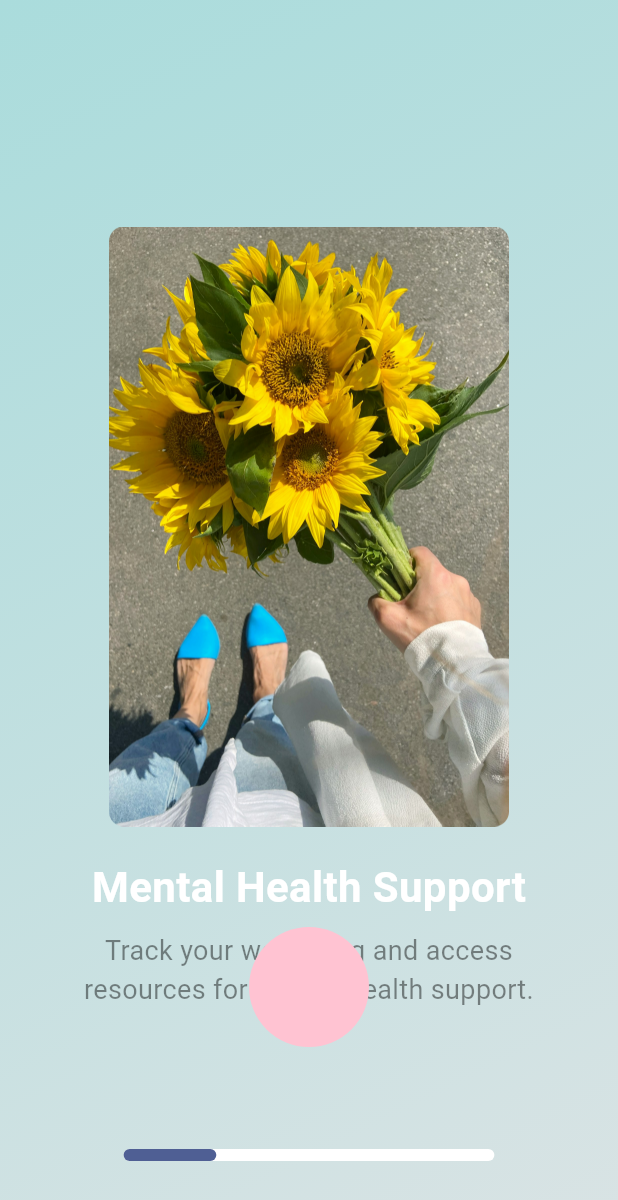
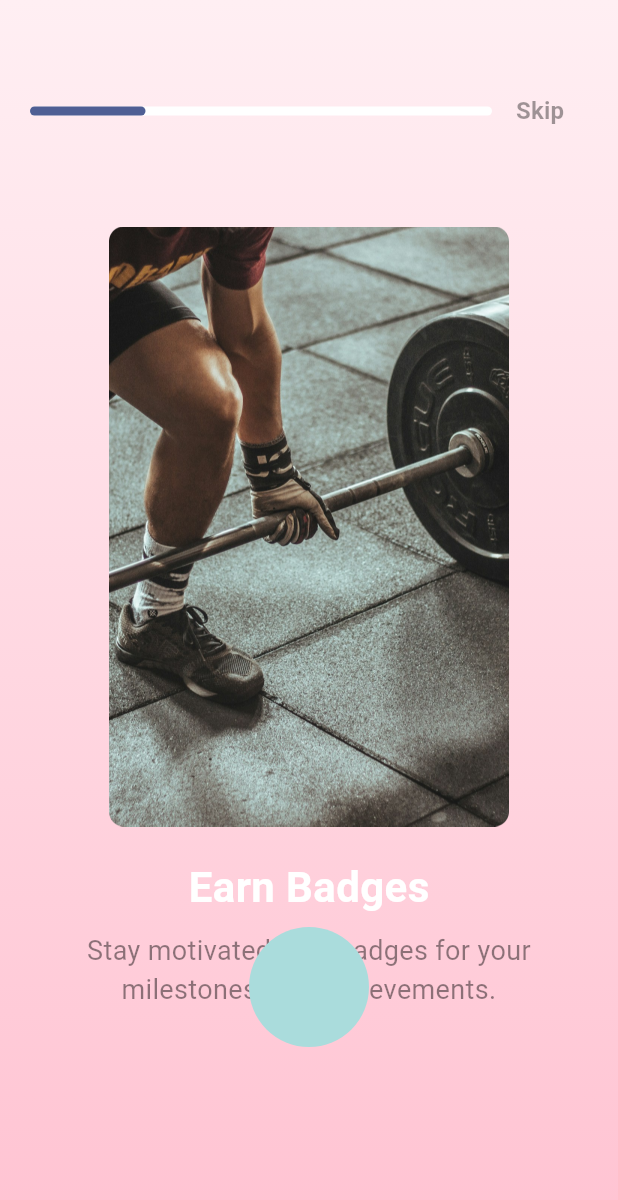
Before and after one commit to shrutiiiiin/workout_flutter, a Flutter app: the OnboardingView screen opened directly, on a phone screen of 412 x 824 dp. Shown: the top 1200 px of the screen. Run offline on Flutter 3.47's test engine with Material 3 defaults, Android fonts, the light colour scheme and no system bars; drawn by our look-alikes of concentric_transition; our stand-ins replace firebase_auth, firebase_core, google_sign_in; accounts and stored records are empty.

Commit message:
fixed onboarding

```diff
--- a/lib/main.dart
+++ b/lib/main.dart
@@ -1,7 +1,8 @@
 import 'package:flutter/material.dart';
 import 'package:workout_flutter_app/screens/loginscreen/loginscreen_view.dart';
 import 'package:workout_flutter_app/screens/onboarding/onboarding_view.dart';
-import 'package:firebase_core/firebase_core.dart'; // Import Firebase Core
+import 'package:firebase_core/firebase_core.dart';
+import 'package:workout_flutter_app/screens/welcomescreen/welcome_view.dart'; // Import Firebase Core
 
 void main() async {
   WidgetsFlutterBinding.ensureInitialized();
@@ -21,7 +22,7 @@ class MyApp extends StatelessWidget {
         colorScheme: ColorScheme.fromSeed(seedColor: Colors.deepPurple),
         useMaterial3: true,
       ),
-      home: LoginscreenView(),
+      home: OnboardingView(),
     );
   }
 }
--- a/lib/screens/onboarding/onboarding_model.dart
+++ b/lib/screens/onboarding/onboarding_model.dart
@@ -25,7 +25,7 @@ class OnboardingCard extends StatelessWidget {
   Widget build(BuildContext context) {
     return Container(
       decoration: BoxDecoration(
-        gradient: data.bgGradient, // Apply the gradient here
+        gradient: data.bgGradient,
       ),
       child: Column(
         mainAxisAlignment: MainAxisAlignment.center,
--- a/lib/screens/onboarding/onboarding_view.dart
+++ b/lib/screens/onboarding/onboarding_view.dart
@@ -13,6 +13,18 @@ class OnboardingView extends StatefulWidget {
 class _OnboardingViewState extends State<OnboardingView> {
   final List<OnboardingData> pages = [
     OnboardingData(
+      image: 'assets/onboarding/motivated.png',
+      title: "Earn Badges",
+      description:
+          "Stay motivated with badges for your milestones and achievements.",
+      bgGradient: const LinearGradient(
+        colors: [Color(0XFFFFC3D2), Color(0XFFFFEFF3)],
+        begin: Alignment.bottomLeft,
+        end: Alignment.topLeft,
+      ),
+      descriptionTextColor: Colors.black45,
+    ),
+    OnboardingData(
       image: 'assets/onboarding/mentalhealth.png',
       title: "Mental Health Support",
       description:
@@ -21,18 +33,6 @@ class _OnboardingViewState extends State<OnboardingView> {
         colors: [Color(0XFFAADCDC), Color(0XFFD9E3E4)],
         begin: Alignment.topLeft,
         end: Alignment.bottomRight,
-      ),
-      descriptionTextColor: Colors.black45,
-    ),
-    OnboardingData(
-      image: 'assets/onboarding/motivated.png',
-      title: "Earn Badges",
-      description:
-          "Stay motivated with badges for your milestones and achievements.",
-      bgGradient: const LinearGradient(
-        colors: [Color(0XFFFFC3D2), Color(0XFFFFEFF3)],
-        begin: Alignment.bottomLeft,
-        end: Alignment.topLeft,
       ),
       descriptionTextColor: Colors.black45,
     ),
@@ -97,6 +97,13 @@ class _OnboardingViewState extends State<OnboardingView> {
     }
   }
 
+  void _skipOnboarding() {
+    Navigator.pushReplacement(
+      context,
+      MaterialPageRoute(builder: (context) => LoginscreenView()),
+    );
+  }
+
   @override
   Widget build(BuildContext context) {
     return Scaffold(
@@ -111,16 +118,18 @@ class _OnboardingViewState extends State<OnboardingView> {
             colors: pages.map((data) => data.bgGradient.colors.first).toList(),
             itemCount: pages.length,
           ),
+
           Positioned(
-            bottom:
-                40, // Move progress bar up from the bottom (adjust value as needed)
-            left: 0,
-            right: 0,
-            child: Column(
+            top: 50, // Positioning it like an app bar
+            left: 20,
+            right: 20,
+            child: Row(
+              mainAxisAlignment: MainAxisAlignment.spaceBetween,
               children: [
-                Container(
-                  height: 8, // Slightly thicker for better visibility
-                  width: MediaQuery.of(context).size.width * 0.6, // 60% width
+                // Progress Bar
+                Expanded(
+                  child: Container(
+                    height: 6,
                     decoration: BoxDecoration(
                       borderRadius: BorderRadius.circular(5),
                       color: Colors.white,
@@ -138,10 +147,31 @@ class _OnboardingViewState extends State<OnboardingView> {
                       ),
                     ),
                   ),
-                const SizedBox(height: 10),
-                if (_currentPage ==
-                    pages.length - 1) // Show 'Finish' only on the last page
-                  ElevatedButton(
+                ),
+
+                // Skip Button
+                TextButton(
+                  onPressed: _skipOnboarding,
+                  child: const Text(
+                    "Skip",
+                    style: TextStyle(
+                      color: Colors.black38,
+                      fontWeight: FontWeight.bold,
+                      fontSize: 16,
+                    ),
+                  ),
+                ),
+              ],
+            ),
+          ),
+
+          // "Let's Get Started" Button on Last Page
+          if (_currentPage == pages.length - 1)
+            Positioned(
+              bottom: 40,
+              left: 20,
+              right: 20,
+              child: ElevatedButton(
                 onPressed: _nextPage,
                 child: const Text(
                   'Let\'s get Started',
@@ -149,16 +179,12 @@ class _OnboardingViewState extends State<OnboardingView> {
                 ),
                 style: ElevatedButton.styleFrom(
                   backgroundColor: const Color(0XFF4F5F94),
-                      padding: const EdgeInsets.symmetric(
-                          horizontal: 30, vertical: 10),
+                  padding:
+                      const EdgeInsets.symmetric(horizontal: 30, vertical: 10),
                   shape: RoundedRectangleBorder(
                     borderRadius: BorderRadius.circular(30),
                   ),
                 ),
-                  )
-                else
-                  const SizedBox.shrink(), // Hide the button on other pages
-              ],
               ),
             ),
         ],
```
Also changed, not shown: lib/screens/welcomescreen/welcome_view.dart (added, +116 -0 lines). Lines whose indentation alone changed are shown as unchanged.
